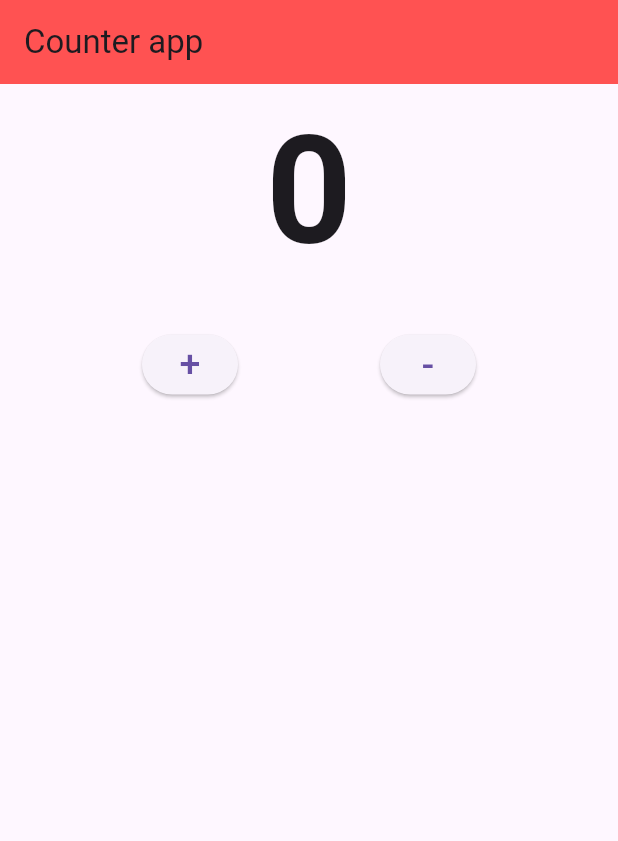
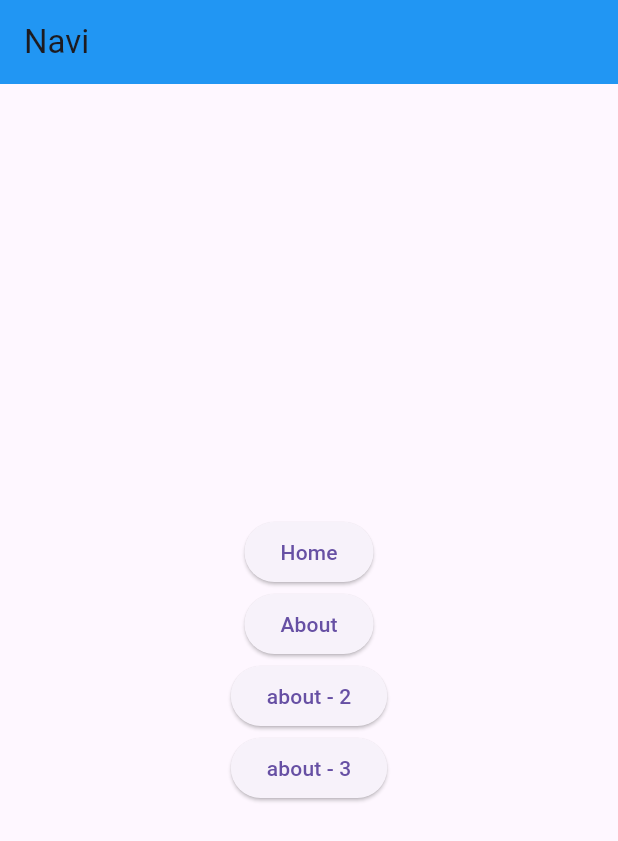
Before and after one commit to taufiqurSabbir/batch_16, a Flutter app: the screen it shows after launch, on a phone screen of 412 x 824 dp. Shown: the top 841 px of the screen. Run offline on Flutter 3.47's test engine with Material 3 defaults, Android fonts, the phone set to English and light mode, and no system bars.

Commit message:
module_13_class-2

```diff
--- a/lib/app.dart
+++ b/lib/app.dart
@@ -1,4 +1,5 @@
 import 'package:flutter/material.dart';
+import 'package:flutter_16/module_13/pages/about.dart';
 
 import 'home.dart';
 import 'module_10/class_1.dart';
@@ -12,6 +13,7 @@ import 'module_12/class_1.dart';
 import 'module_12/class_2.dart';
 import 'module_12/class_3.dart';
 import 'module_13/class_1.dart';
+import 'module_13/class_2.dart';
 import 'module_9/class_3.dart';
 
 class MyApp extends StatelessWidget {
@@ -22,7 +24,14 @@ class MyApp extends StatelessWidget {
     return MaterialApp(
       debugShowCheckedModeBanner: false,
         title: 'Flutter 16',
-      home: WidgetLifeCycle(),
+
+      initialRoute: '/Module13Class2',
+
+      routes: {
+        '/about' : (context) => about(),
+         '/WidgetLifeCycle' : (context) => WidgetLifeCycle(),
+         '/Module13Class2' : (context) => Module13Class2(),
+      },
     );
   }
 }
--- a/lib/home.dart
+++ b/lib/home.dart
@@ -7,6 +7,7 @@ class Home extends StatelessWidget {
   Widget build(BuildContext context) {
     return Scaffold(
       appBar: AppBar(
+
         backgroundColor: Colors.deepPurple,
         title: Text('Flutter 16'),
         centerTitle: true,
--- /dev/null
+++ b/lib/module_13/class_2.dart
@@ -0,0 +1,54 @@
+
+import 'package:flutter/material.dart';
+import 'package:flutter_16/home.dart';
+import 'package:flutter_16/module_13/pages/about.dart';
+import 'package:flutter_16/module_13/pages/home.dart';
+class Module13Class2 extends StatefulWidget {
+  const Module13Class2({super.key});
+
+  @override
+  State<Module13Class2> createState() => _Module13Class2State();
+}
+
+class _Module13Class2State extends State<Module13Class2> {
+  @override
+  Widget build(BuildContext context) {
+    return Scaffold(
+      appBar: AppBar(
+        title: Text('Navi'),
+        backgroundColor: Colors.blue,
+      ),
+      body: Center(
+        child: Column(
+          mainAxisAlignment: MainAxisAlignment.center,
+          children: [
+            ElevatedButton(onPressed: (){
+              Navigator.push(context, MaterialPageRoute(builder: (context)=>Home2(name: 'xy product', price: 500, color: Colors.orange, onTap: () {
+                print('Submitted');
+              },)));
+
+            }, child: Text('Home')),
+            ElevatedButton(onPressed: (){
+              ScaffoldMessenger.of(context).showSnackBar(
+                SnackBar(content: Text('Saved successfully')),
+              );
+              Navigator.pushReplacement(context, MaterialPageRoute(builder: (context)=>about()));
+            }, child: Text('About')),
+
+
+
+
+            ElevatedButton(onPressed: (){
+              Navigator.pushNamed(context, '/about');
+            }, child: Text('about - 2')),
+
+
+            ElevatedButton(onPressed: (){
+              Navigator.pushReplacementNamed(context, '/about',);
+            }, child: Text('about - 3')),
+          ],
+        ),
+      ),
+    );
+  }
+}
--- /dev/null
+++ b/lib/module_13/pages/about.dart
@@ -0,0 +1,18 @@
+import 'package:flutter/material.dart';
+class about extends StatefulWidget {
+  const about({super.key});
+
+  @override
+  State<about> createState() => _aboutState();
+}
+
+class _aboutState extends State<about> {
+  @override
+  Widget build(BuildContext context) {
+    return Scaffold(
+      appBar: AppBar(
+        title: Text('About page'),
+      ),
+    );
+  }
+}
```
Also changed, not shown: lib/module_13/pages/home.dart (added, +41 -0 lines), pubspec.lock, 3 other files.
